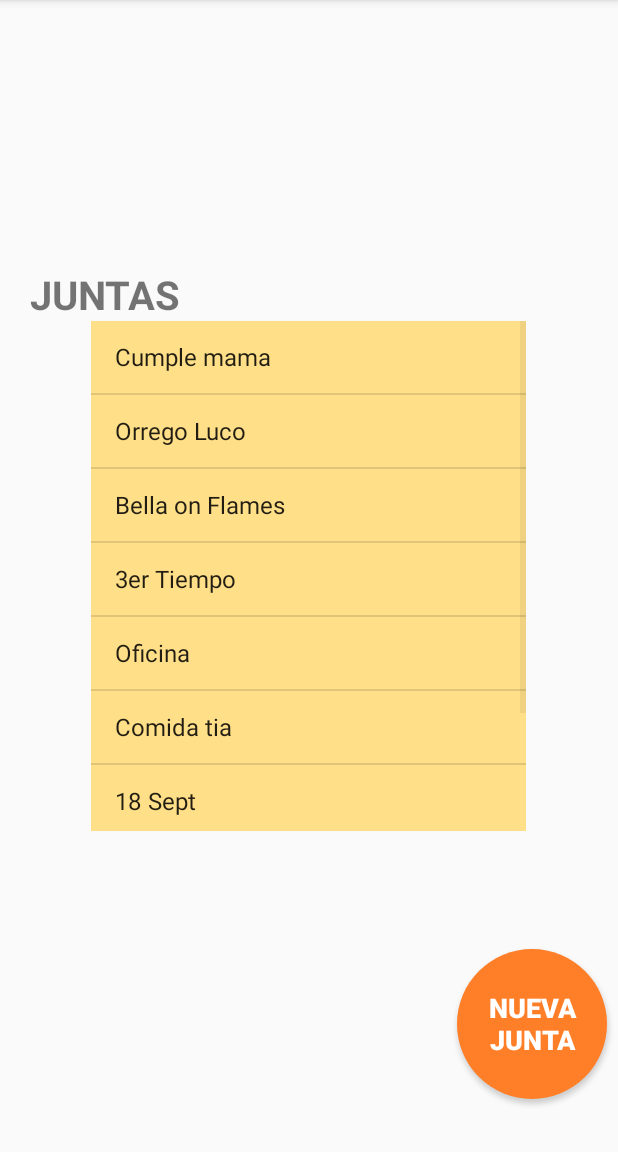
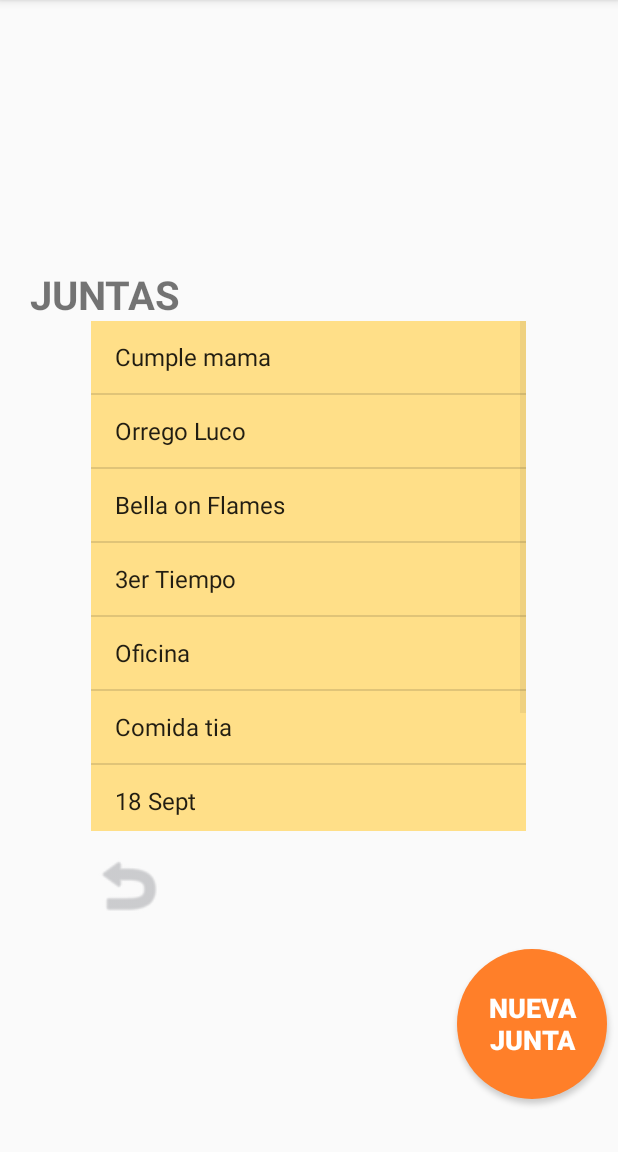
Before and after one commit to NecroKorn/juntacion, an Android app: the JuntasActivity screen opened directly, with no data from a screen before it, on a phone screen of 412 x 824 dp, the part 84-1236 px from its top. Run offline under Robolectric (Android 15) with nearby library versions, the phone set to English and light mode, and no system bars.

Commit message:
Create activity_juntas.xml

```diff
--- a/app/src/main/res/layout/activity_juntas.xml
+++ b/app/src/main/res/layout/activity_juntas.xml
@@ -49,7 +49,18 @@
         android:layout_alignParentRight="true"
         android:layout_marginBottom="35dp"
         android:layout_marginRight="7dp"
-
         />
 
+    <!-- btn_atras -->
+    <Button
+        android:id="@+id/btn_atras"
+        android:layout_width="50dp"
+        android:layout_height="50dp"
+        android:background="@android:drawable/ic_menu_revert"
+        android:backgroundTint="#acadb1"
+        android:scaleType="fitCenter"
+        android:layout_below="@+id/juntas"
+        android:layout_alignStart="@+id/juntas"
+        android:layout_marginTop="11dp" />
+
 </RelativeLayout>
```
